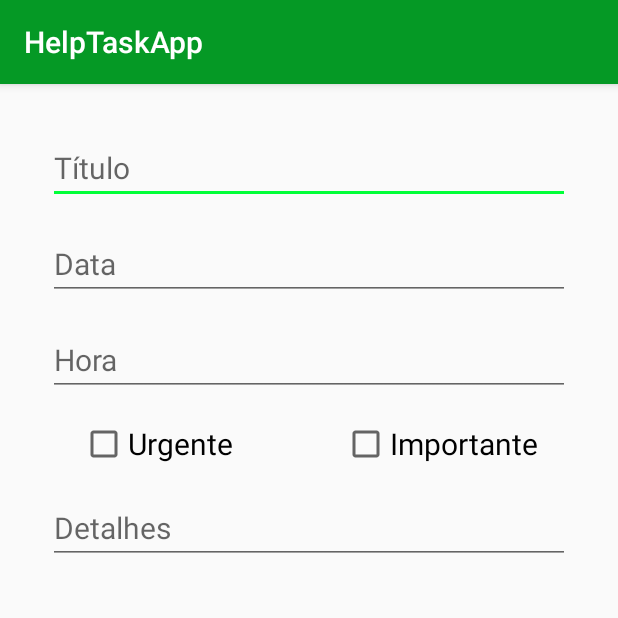
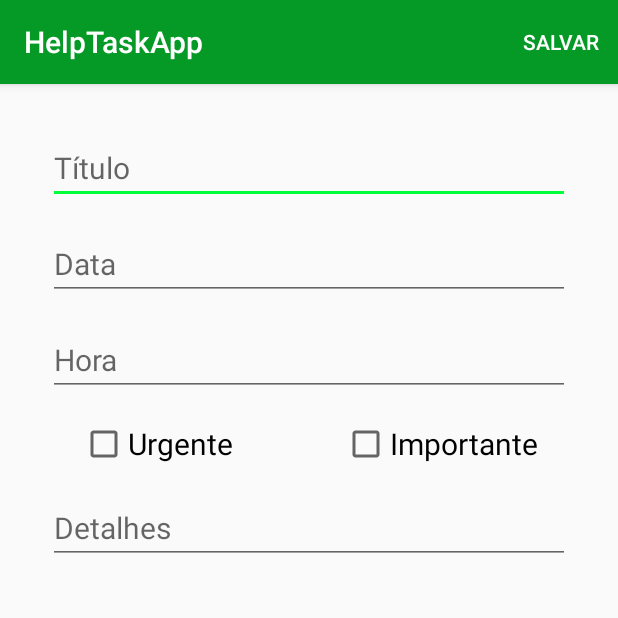
Before and after one commit to vteodoro/HelpTaskApp, an Android app: the NovaTarefaActivity screen opened directly, with no data from a screen before it, on a phone screen of 412 x 824 dp, the top half of it. Run offline under Robolectric (Android 15) with nearby library versions, the phone set to English and light mode, and no system bars.

Commit message:
Adicionar item menu

```diff
--- a/app/src/main/java/br/com/example/mobile/helptaskapp/view/NovaTarefaActivity.java
+++ b/app/src/main/java/br/com/example/mobile/helptaskapp/view/NovaTarefaActivity.java
@@ -1,13 +1,17 @@
 package br.com.example.mobile.helptaskapp.view;
 
+import android.content.Intent;
 import android.os.Bundle;
 import android.support.v7.app.AppCompatActivity;
+import android.view.Menu;
+import android.view.MenuInflater;
+import android.view.MenuItem;
 import android.widget.CheckBox;
 import android.widget.EditText;
 
 import br.com.example.mobile.helptaskapp.R;
 
-public class NovaTarefaActivity extends AppCompatActivity{
+public class NovaTarefaActivity extends AppCompatActivity {
     private EditText titulo;
     private EditText data;
     private EditText hora;
@@ -16,7 +20,7 @@ public class NovaTarefaActivity extends AppCompatActivity{
     private EditText detalhes;
 
     @Override
-    protected void onCreate(Bundle savedInstanceState){
+    protected void onCreate(Bundle savedInstanceState) {
         super.onCreate(savedInstanceState);
         setContentView(R.layout.nova_tarefa);
 
@@ -27,4 +31,21 @@ public class NovaTarefaActivity extends AppCompatActivity{
         importante = findViewById(R.id.ckImportante);
         detalhes = findViewById(R.id.etDetalhes);
     }
+
+    @Override
+    public boolean onCreateOptionsMenu(Menu menu) {
+        MenuInflater inflater = getMenuInflater();
+        inflater.inflate(R.menu.menu_salvar, menu);
+        return true;
+    }
+
+    @Override
+    public boolean onOptionsItemSelected(MenuItem item) {
+        switch (item.getItemId()) {
+            case R.id.saveTask:
+                startActivity(new Intent(this, MainActivity.class));
+                return true;
+        }
+        return onOptionsItemSelected(item);
+    }
 }
--- a/app/src/main/res/layout/nova_tarefa.xml
+++ b/app/src/main/res/layout/nova_tarefa.xml
@@ -82,5 +82,4 @@
         app:layout_constraintEnd_toEndOf="parent"
         app:layout_constraintStart_toStartOf="parent"
         app:layout_constraintTop_toBottomOf="@+id/ckUrgente" />
-
 </android.support.constraint.ConstraintLayout>
--- /dev/null
+++ b/app/src/main/res/menu/menu_salvar.xml
@@ -0,0 +1,12 @@
+<?xml version="1.0" encoding="utf-8"?>
+<menu xmlns:app="http://schemas.android.com/apk/res-auto"
+    xmlns:android="http://schemas.android.com/apk/res/android"
+    xmlns:tools="http://schemas.android.com/tools"
+    tools:context=".view.NovaTarefaActivity">
+
+    <item android:title="Salvar"
+        android:id="@+id/saveTask"
+        app:showAsAction="always"
+        />
+
+</menu>
```
